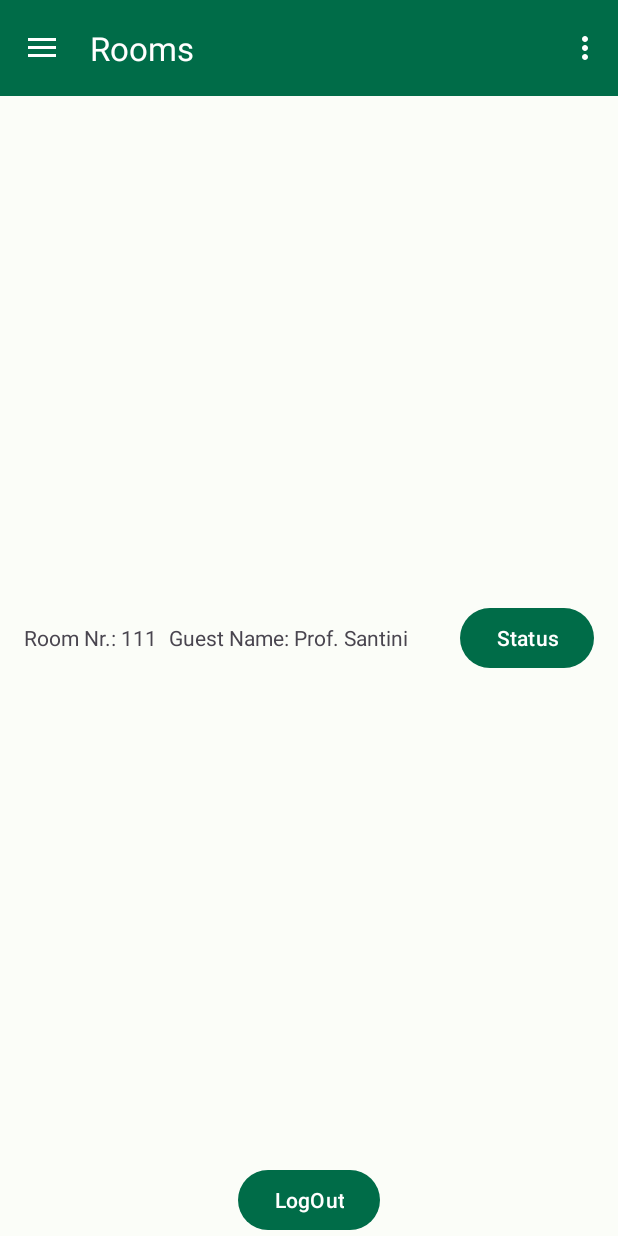
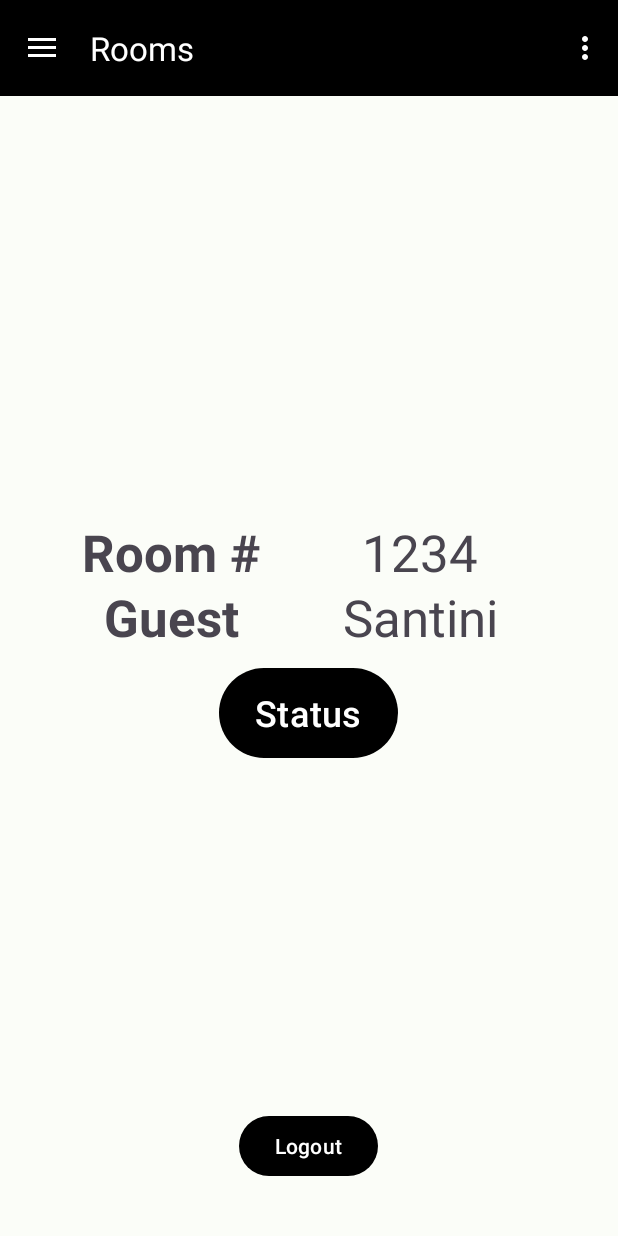
Before and after one commit to JuryAndrea/Project_Housekeeper, an Android app: the MainActivity screen opened directly, with no data from a screen before it, in the side drawer, after a tap on "Rooms", on a phone screen of 412 x 824 dp. Run offline under Robolectric (Android 15) with nearby library versions, the phone set to English and light mode, and no system bars; our stand-ins replace navigation-ui; libraries missing offline, so code that uses them is left out: com.anychart, com.anychart.enums.

Commit message:
fixed colors, modified Rooms Fragment Appearance, tried fixing dropdown menu

```diff
--- a/app/src/main/res/layout/activity_login.xml
+++ b/app/src/main/res/layout/activity_login.xml
@@ -19,6 +19,8 @@
         android:ems="10"
         android:hint="Password"
         android:inputType="textPassword"
+        android:paddingHorizontal="10dp"
+        android:paddingVertical="5dp"
         android:textColor="@color/white"
         android:textColorHint="@color/white"
         android:textSize="30dp"
@@ -38,6 +40,8 @@
         android:ems="10"
         android:hint="Email"
         android:inputType="textEmailAddress"
+        android:paddingHorizontal="10dp"
+        android:paddingVertical="5dp"
         android:textColor="@color/white"
         android:textColorHint="@color/white"
         android:textSize="30dp"
@@ -64,7 +68,13 @@
         android:id="@+id/checkBoxLogin"
         android:layout_width="wrap_content"
         android:layout_height="wrap_content"
+        android:background="@color/black"
+        android:buttonTint="#FFFFFF"
+        android:paddingHorizontal="5dp"
+        android:paddingVertical="10dp"
         android:text="Remember me"
+        android:textColor="#FFFFFF"
+        android:textColorLink="#FFFFFF"
         app:layout_constraintBottom_toBottomOf="parent"
         app:layout_constraintEnd_toEndOf="parent"
         app:layout_constraintHorizontal_bias="0.488"
--- a/app/src/main/res/layout/fragment_room.xml
+++ b/app/src/main/res/layout/fragment_room.xml
@@ -9,44 +9,98 @@
 
     <LinearLayout
         android:id="@+id/linearLayout"
+        android:layout_width="361dp"
+        android:layout_height="223dp"
+        android:orientation="vertical"
+        android:padding="16dp"
+        android:gravity="center_horizontal"
+        app:layout_constraintBottom_toBottomOf="@+id/logout"
+        app:layout_constraintEnd_toEndOf="parent"
+        app:layout_constraintStart_toStartOf="parent"
+        app:layout_constraintTop_toTopOf="parent"
+        app:layout_constraintVertical_bias="0.53"
+        tools:ignore="NotSibling">
+
+        <LinearLayout
+            android:layout_width="332dp"
+            android:layout_height="86dp"
+            android:orientation="vertical">
+
+            <LinearLayout
                 android:layout_width="match_parent"
-        android:layout_height="wrap_content"
-        android:orientation="horizontal"
-        android:padding="16dp"
-        app:layout_constraintBottom_toBottomOf="@+id/logout"
-        app:layout_constraintTop_toTopOf="parent"
-        app:layout_constraintVertical_bias="0.473"
-        tools:ignore="NotSibling"
-        tools:layout_editor_absoluteX="0dp">
+                android:layout_height="match_parent"
+                android:layout_weight="1"
+                android:orientation="horizontal">
 
                 <TextView
                     android:id="@+id/textViewRoomNumber"
-            android:layout_width="0dp"
+                    android:layout_width="286dp"
                     android:layout_height="wrap_content"
                     android:layout_weight="1"
-            android:text="Room Nr.: 111" />
+                    android:text="Room #"
+                    android:textAlignment="center"
+                    android:textSize="34sp"
+                    android:textStyle="bold" />
+
+                <TextView
+                    android:id="@+id/RoomNumber"
+                    android:layout_width="322dp"
+                    android:layout_height="wrap_content"
+                    android:layout_weight="1"
+                    android:text="1234"
+                    android:textAlignment="center"
+                    android:textSize="34sp" />
+
+            </LinearLayout>
+
+            <LinearLayout
+                android:layout_width="match_parent"
+                android:layout_height="match_parent"
+                android:layout_weight="1"
+                android:orientation="horizontal">
 
                 <TextView
                     android:id="@+id/textViewGuestName"
-            android:layout_width="0dp"
+                    android:layout_width="491dp"
                     android:layout_height="wrap_content"
                     android:layout_weight="2"
-            android:text="Guest Name: Prof. Santini" />
+                    android:text="Guest"
+                    android:textAlignment="center"
+                    android:textSize="34sp"
+                    android:textStyle="bold" />
+
+                <TextView
+                    android:id="@+id/GuestName"
+                    android:layout_width="356dp"
+                    android:layout_height="wrap_content"
+                    android:layout_weight="1"
+                    android:text="Santini"
+                    android:textAlignment="center"
+                    android:textSize="34sp" />
+            </LinearLayout>
+
+        </LinearLayout>
 
         <Button
             android:id="@+id/Status"
             android:layout_width="wrap_content"
-            android:layout_height="wrap_content"
-            android:text="Status" />
+            android:layout_height="68dp"
+            android:layout_marginTop="10dp"
+            android:text="Status"
+            android:textSize="24sp"
+            app:layout_constraintTop_toTopOf="parent" />
+
     </LinearLayout>
 
     <Button
         android:id="@+id/logout"
         android:layout_width="wrap_content"
         android:layout_height="wrap_content"
-        android:text="LogOut"
+        android:layout_marginBottom="36dp"
+        android:text="Logout"
         app:layout_constraintBottom_toBottomOf="parent"
         app:layout_constraintEnd_toEndOf="parent"
+        app:layout_constraintHorizontal_bias="0.498"
         app:layout_constraintStart_toStartOf="parent" />
 
 </androidx.constraintlayout.widget.ConstraintLayout>
--- a/app/src/main/res/layout/nav_header_main.xml
+++ b/app/src/main/res/layout/nav_header_main.xml
@@ -3,7 +3,7 @@
     xmlns:app="http://schemas.android.com/apk/res-auto"
     android:layout_width="match_parent"
     android:layout_height="@dimen/nav_header_height"
-    android:background="@drawable/side_nav_bar"
+    android:background="@color/black"
     android:gravity="bottom"
     android:orientation="vertical"
     android:paddingLeft="@dimen/activity_horizontal_margin"
--- a/app/src/main/res/menu/dropdown_menu.xml
+++ b/app/src/main/res/menu/dropdown_menu.xml
@@ -2,14 +2,31 @@
 <menu xmlns:android="http://schemas.android.com/apk/res/android">
     <item
         android:id="@+id/menu_item_1"
-        android:title="Dirty" />
+        android:checkable="true"
+        android:enabled="true"
+        android:title="Dirty"
+        android:visible="true" />
     <item
         android:id="@+id/menu_item_2"
+        android:visible="true"
+        android:enabled="true"
         android:title="Cleaning" />
     <item
         android:id="@+id/menu_item_3"
+        android:visible="true"
+        android:enabled="true"
         android:title="Cleaned" />
     <item
         android:id="@+id/menu_item43"
+        android:visible="true"
+        android:enabled="true"
         android:title="Ready" />
+    <item
+        android:layout_width="wrap_content"
+        android:layout_height="wrap_content"
+        android:checkable="false"
+        android:enabled="true"
+        android:iconTint="#ED1111"
+        android:title="Test"
+        android:visible="true" />
 </menu>
--- a/app/src/main/res/values/colors.xml
+++ b/app/src/main/res/values/colors.xml
@@ -1,7 +1,7 @@
 <?xml version="1.0" encoding="utf-8"?>
 <resources>
-    <color name="seed">#1EB980</color>
-    <color name="md_theme_light_primary">#006C48</color>
+    <color name="seed">#000000</color>
+    <color name="md_theme_light_primary">#000000</color>
     <color name="md_theme_light_onPrimary">#FFFFFF</color>
     <color name="md_theme_light_primaryContainer">#73FBBC</color>
     <color name="md_theme_light_onPrimaryContainer">#002113</color>
```
Lines whose indentation alone changed are shown as unchanged.
